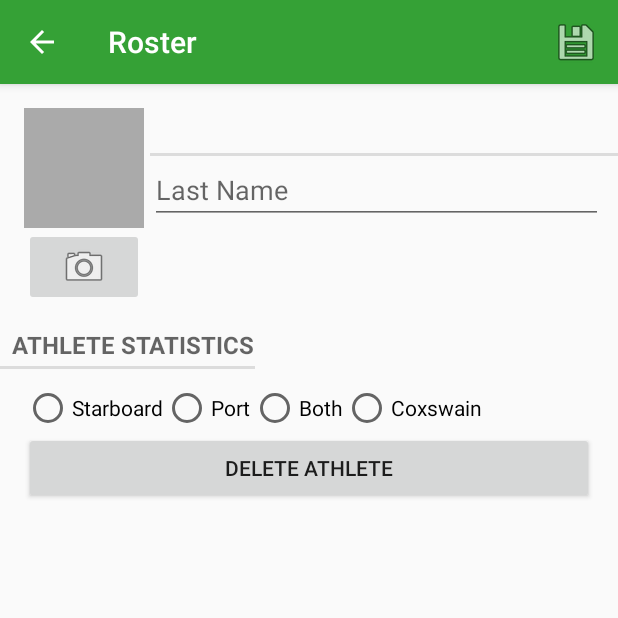
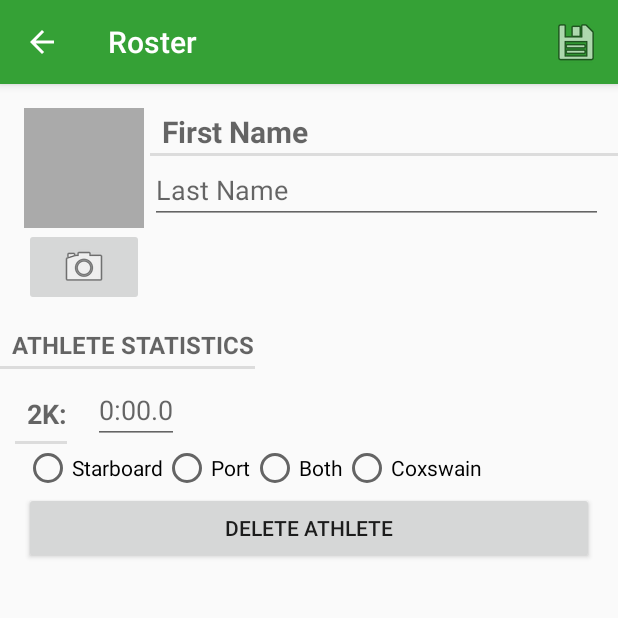
Before and after one commit to ginagr/ThePerfectLineup3.0, an Android app: the screen it shows after launch (AthletePagerActivity), in the options menu, after a tap on "New Athlete", on a phone screen of 412 x 824 dp, the top half of it. Run offline under Robolectric (Android 15) with nearby library versions, the phone set to English and light mode, and no system bars.

Commit message:
add 2k for athletes

```diff
--- a/app/build.gradle
+++ b/app/build.gradle
@@ -32,10 +32,10 @@ dependencies {
     androidTestCompile('com.android.support.test.espresso:espresso-core:2.2.2', {
         exclude group: 'com.android.support', module: 'support-annotations'
     })
-    compile 'com.android.support:appcompat-v7:25.2.0'
+    compile 'com.android.support:appcompat-v7:25.3.1'
     testCompile 'junit:junit:4.12'
-    compile 'com.google.android.gms:play-services-drive:10.2.0'
-    compile 'com.google.android.gms:play-services-auth:10.2.0'
+    compile 'com.google.android.gms:play-services-drive:11.0.4'
+    compile 'com.google.android.gms:play-services-auth:11.0.4'
     compile 'pub.devrel:easypermissions:0.2.1'
     compile('com.google.api-client:google-api-client-android:1.22.0') {
         exclude group: 'org.apache.httpcomponents'
--- a/app/src/main/AndroidManifest.xml
+++ b/app/src/main/AndroidManifest.xml
@@ -4,6 +4,7 @@
 
     <uses-permission android:name="android.permission.READ_EXTERNAL_STORAGE"
                      android:maxSdkVersion="18"/>
+    <uses-permission android:name="android.permission.WRITE_EXTERNAL_STORAGE"/>
 
     <uses-feature android:name="android.hardware.camera"
                   android:required="false"/>
--- a/app/src/main/java/ggr/tpl7/AthleteFragment.java
+++ b/app/src/main/java/ggr/tpl7/AthleteFragment.java
@@ -38,6 +38,8 @@ import java.io.ByteArrayOutputStream;
 import java.io.File;
 import java.io.IOException;
 import java.text.ParseException;
+import java.text.SimpleDateFormat;
+import java.util.Date;
 import java.util.UUID;
 
 import ggr.tpl7.model.Athlete;
@@ -115,18 +117,29 @@ public class AthleteFragment extends Fragment implements View.OnClickListener {
             public void afterTextChanged(Editable s) { }
         });
 
-//        EditText twokField = (EditText) v.findViewById(R.id.twok_fragment_edit_text);
-//        twokField.setText(athlete.getTwokMin() + ":" + athlete.getTwokSec());
-//        twokField.addTextChangedListener(new TextWatcher() {
-//            @Override
-//            public void beforeTextChanged(CharSequence s, int start, int count, int after) { }
-//            @Override
-//            public void onTextChanged(CharSequence s, int start, int before, int count) {
-//                //TODO:set 2k also 6k
-//            }
-//            @Override
-//            public void afterTextChanged(Editable s) { }
-//        });
+        EditText twokField = (EditText) v.findViewById(R.id.twok_fragment_edit_text);
+        SimpleDateFormat sdf = new SimpleDateFormat( "HH:mm.ss" );
+        if(athlete.getTwok() != null){
+            String time = sdf.format(athlete.getTwok().getTime());
+            twokField.setText(time);
+        }
+        twokField.addTextChangedListener(new TextWatcher() {
+            @Override
+            public void beforeTextChanged(CharSequence s, int start, int count, int after) { }
+            @Override
+            public void onTextChanged(CharSequence s, int start, int before, int count) {
+
+                try {
+                    Date date =new SimpleDateFormat("H:mm.ss").parse(s.toString());
+                    athlete.setTwok(date);
+                } catch (ParseException e) {
+                    e.printStackTrace();
+                }
+                //TODO:set 2k also 6k
+            }
+            @Override
+            public void afterTextChanged(Editable s) { }
+        });
 
 //        EditText weightField = (EditText) v.findViewById(R.id.weight_fragment_edit_text);
 //        try {
--- a/app/src/main/java/ggr/tpl7/database/AthleteBaseHelper.java
+++ b/app/src/main/java/ggr/tpl7/database/AthleteBaseHelper.java
@@ -28,8 +28,7 @@ public class AthleteBaseHelper extends SQLiteOpenHelper {
             AthleteTable.Cols.FEET + ", " +
             AthleteTable.Cols.INCHES + ", " +
             AthleteTable.Cols.WEIGHT + ", " +
-            AthleteTable.Cols.TWOKMIN + ", " +
-            AthleteTable.Cols.TWOKSEC + ", " +
+            AthleteTable.Cols.TWOK + ", " +
             AthleteTable.Cols.CONTACT + ", " +
             AthleteTable.Cols.INLINEUP + ", " +
             AthleteTable.Cols.BOATUUID + ", " +
--- a/app/src/main/java/ggr/tpl7/database/AthleteCursorWrapper.java
+++ b/app/src/main/java/ggr/tpl7/database/AthleteCursorWrapper.java
@@ -9,6 +9,8 @@ import java.util.UUID;
 import ggr.tpl7.model.Athlete;
 import ggr.tpl7.database.AthleteDbSchema.AthleteTable;
 import ggr.tpl7.model.AthleteLab;
+
+import static ggr.tpl7.model.AthleteLab.formatStringToDate;
 
 public class AthleteCursorWrapper extends CursorWrapper {
     public AthleteCursorWrapper(Cursor cursor){
@@ -23,8 +25,7 @@ public class AthleteCursorWrapper extends CursorWrapper {
         int feet = getInt(getColumnIndex(AthleteTable.Cols.FEET));
         int inches = getInt(getColumnIndex(AthleteTable.Cols.INCHES));
         int weight = getInt(getColumnIndex(AthleteTable.Cols.WEIGHT));
-        int twokMin = getInt(getColumnIndex(AthleteTable.Cols.TWOKMIN));
-        int twokSec = getInt(getColumnIndex(AthleteTable.Cols.TWOKSEC));
+        String twok = getString(getColumnIndex(AthleteTable.Cols.TWOK));
         String contact = getString(getColumnIndex(AthleteTable.Cols.CONTACT));
         int inLineup = getInt(getColumnIndex(AthleteTable.Cols.INLINEUP));
         String boatuuid = getString(getColumnIndex(AthleteTable.Cols.BOATUUID));
@@ -35,15 +36,12 @@ public class AthleteCursorWrapper extends CursorWrapper {
         athlete.setFeet(feet);
         athlete.setInches(inches);
         athlete.setWeight(weight);
-        athlete.setTwokMin(twokMin);
-        athlete.setTwokSec(twokSec);
+        athlete.setTwok(formatStringToDate(twok));
         athlete.setLinkContact(contact);
         athlete.setInLineup(inLineup != 0);
         athlete.setBoatId(UUID.fromString(boatuuid));
         athlete.setSeat(seat);
 
-        //TODO: change 2k to time instead of ints
-
         return athlete;
 
     }
--- a/app/src/main/java/ggr/tpl7/database/AthleteDbSchema.java
+++ b/app/src/main/java/ggr/tpl7/database/AthleteDbSchema.java
@@ -12,8 +12,7 @@ public class AthleteDbSchema {
             public static final String FEET = "feet";
             public static final String INCHES = "inches";
             public static final String WEIGHT = "weight";
-            public static final String TWOKMIN = "twokMin";
-            public static final String TWOKSEC = "twokSec";
+            public static final String TWOK = "twok";
             public static final String CONTACT = "contact";
             public static final String INLINEUP = "inLineup";
             public static final String BOATUUID = "boatId";
--- a/app/src/main/java/ggr/tpl7/model/Athlete.java
+++ b/app/src/main/java/ggr/tpl7/model/Athlete.java
@@ -1,5 +1,7 @@
 package ggr.tpl7.model;
 
+import java.text.SimpleDateFormat;
+import java.util.Date;
 import java.util.UUID;
 import java.util.regex.Matcher;
 import java.util.regex.Pattern;
@@ -14,8 +16,7 @@ public class Athlete {
     private int feet;
     private int inches;
     private int weight;
-    private int twokMin;
-    private double twokSec; //TODO: change database
+    private Date twok;
     private String linkContact;
     private boolean inLineup = false;
     private UUID boatId;
@@ -25,6 +26,16 @@ public class Athlete {
     public Athlete() {
         id = UUID.randomUUID();
         inLineup = false;
+
+//        SimpleDateFormat ft = new SimpleDateFormat("HH:mm.ss");
+//        Date t;
+//        try {
+//            t = ft.parse("00:00.00");
+//            twok = t;
+//        } catch (Exception e) {
+//            twok = new Date();
+//            e.printStackTrace();
+//        }
     }
 
     public Athlete(UUID id, String firstName, String lastName) {
@@ -33,23 +44,23 @@ public class Athlete {
         this.lastName = lastName;
         position = Position.NONE;
         inLineup = false;
+
     }
 
     public Athlete(String firstName, String lastName, Position position
-    , int feet, int inches, int weight, int twokMin, double twokSec) {
+    , int feet, int inches, int weight, Date twok) {
         this.firstName = firstName;
         this.lastName = lastName;
         this.position = position;
         this.feet = feet;
         this.inches = inches;
         this.weight = weight;
-        this.twokMin = twokMin;
-        this.twokSec = twokSec;
+        this.twok = twok;
         id = UUID.randomUUID();
         inLineup = false;
     }
 
-    public String[] getPhotoFilenames() {
+    String[] getPhotoFilenames() {
         String[] photoFilenames = new String[MAXPHOTOS];
 
         for (int n = 0; n < MAXPHOTOS; n++) {
@@ -118,7 +129,7 @@ public class Athlete {
         this.position = position;
     }
 
-    public int getFeet() {
+    int getFeet() {
         return feet;
     }
 
@@ -126,7 +137,7 @@ public class Athlete {
         this.feet = feet;
     }
 
-    public int getInches() {
+    int getInches() {
         return inches;
     }
 
@@ -134,7 +145,7 @@ public class Athlete {
         this.inches = inches;
     }
 
-    public int getWeight() {
+    int getWeight() {
         return weight;
     }
 
@@ -142,23 +153,18 @@ public class Athlete {
         this.weight = weight;
     }
 
-    public int getTwokMin() {
-        return twokMin;
+    public Date getTwok() {
+        if (twok == null){
+            return null;
+        }
+        return twok;
     }
 
-    public void setTwokMin(int twokMin) {
-        this.twokMin = twokMin;
+    public void setTwok(Date twok) {
+        this.twok = twok;
     }
 
-    public double getTwokSec() {
-        return twokSec;
-    }
-
-    public void setTwokSec(double twokSec) {
-        this.twokSec = twokSec;
-    }
-
-    public String getLinkContact() {
+    String getLinkContact() {
         return linkContact;
     }
 
--- a/app/src/main/java/ggr/tpl7/model/AthleteLab.java
+++ b/app/src/main/java/ggr/tpl7/model/AthleteLab.java
@@ -8,16 +8,14 @@ import android.os.Environment;
 import android.util.Log;
 
 import ggr.tpl7.database.AthleteBaseHelper;
-import ggr.tpl7.database.AthleteBoatDbSchema;
 import ggr.tpl7.database.AthleteCursorWrapper;
 import ggr.tpl7.database.AthleteDbSchema.AthleteTable;
-import ggr.tpl7.database.BoatDbSchema.BoatTable;
-import ggr.tpl7.database.AthleteBoatDbSchema.AthleteBoatTable;
-import ggr.tpl7.database.BoatDbSchema;
 
 import java.io.File;
 import java.text.ParseException;
+import java.text.SimpleDateFormat;
 import java.util.ArrayList;
+import java.util.Date;
 import java.util.List;
 import java.util.UUID;
 
@@ -58,7 +56,7 @@ public class AthleteLab {
                 athlete.add(cursor.getAthlete());
             } catch (ParseException e) {
                 Log.e("AthleteLab", "Could not get list of athletes");
-                return new ArrayList<Athlete>();
+                return new ArrayList<>();
             }
             cursor.moveToNext();
         }
@@ -68,13 +66,12 @@ public class AthleteLab {
     }
 
     public Athlete getAthlete(UUID id){
-        AthleteCursorWrapper cursor = queryAthlete(
+
+        try (AthleteCursorWrapper cursor = queryAthlete(
                 AthleteTable.Cols.UUID + " = ?",
-                new String[] { id.toString() },
+                new String[]{id.toString()},
                 null
-        );
-
-        try {
+        )) {
             if (cursor.getCount() == 0) {
                 Log.e("AthleteLab", "Could not find athlete with id " + id);
                 return new Athlete();
@@ -86,8 +83,6 @@ public class AthleteLab {
             Log.e("AthleteLab", "Could not find athlete with id: " + id);
             e.printStackTrace();
             return new Athlete();
-        } finally {
-            cursor.close();
         }
     }
 
@@ -128,8 +123,7 @@ public class AthleteLab {
         values.put(AthleteTable.Cols.FEET, athlete.getFeet());
         values.put(AthleteTable.Cols.INCHES, athlete.getInches());
         values.put(AthleteTable.Cols.WEIGHT, athlete.getWeight());
-        values.put(AthleteTable.Cols.TWOKMIN, athlete.getTwokMin());
-        values.put(AthleteTable.Cols.TWOKSEC, athlete.getTwokSec());
+        values.put(AthleteTable.Cols.TWOK, formatDateToString(athlete.getTwok()));
         values.put(AthleteTable.Cols.CONTACT, athlete.getLinkContact());
         values.put(AthleteTable.Cols.INLINEUP, athlete.getInLineup());
         values.put(AthleteTable.Cols.BOATUUID, athlete.getBoatId().toString());
@@ -156,7 +150,7 @@ public class AthleteLab {
     public void deleteAthlete(UUID id){
         Athlete athlete  = getAthlete(id);
         String sid = id.toString();
-        String whereClause = "_id" + "=?";
+       // String whereClause = "_id" + "=?";
         Log.d("", "Delete " + athlete.getFirstName());
         database.delete(AthleteTable.NAME, AthleteTable.Cols.UUID + " = ?", new String[]{sid});
     }
@@ -170,7 +164,7 @@ public class AthleteLab {
     }
 
     public List<Athlete> getAthletesByBoat(UUID boatID){
-        List<Athlete> athletes = new ArrayList<>();
+        List<Athlete> athletes;
         List<Athlete> boatAthletes = new ArrayList<>();
         Log.e("AthleteLab", "Getting athletes from boat " + boatID);
 
@@ -184,16 +178,43 @@ public class AthleteLab {
     }
 
     public static Position toPosition(String pos){
-        if(pos.equals("Coxswain")){
-            return Position.COXSWAIN;
-        } else if(pos.equals("Both")){
-            return Position.BOTH;
-        } else if(pos.equals("Port")){
-            return Position.PORT;
-        } else if(pos.equals("Starboard")){
-            return Position.STARBOARD;
-        } else {
-            return Position.NONE;
+        switch (pos) {
+            case "Coxswain":
+                return Position.COXSWAIN;
+            case "Both":
+                return Position.BOTH;
+            case "Port":
+                return Position.PORT;
+            case "Starboard":
+                return Position.STARBOARD;
+            default:
+                return Position.NONE;
+        }
+    }
+
+    public static Date formatStringToDate(String date){
+        if(date == null || date.isEmpty()){
+            return null;
+        }
+        try {
+            return new SimpleDateFormat("H:mm.ss").parse(date);
+        } catch (ParseException e) {
+            e.printStackTrace();
+            return null;
+        }
+    }
+
+    private static String formatDateToString(Date date){
+        if(date == null){
+            return "";
+        }
+
+        SimpleDateFormat ft = new SimpleDateFormat("H:mm.ss");
+        try {
+            return ft.format("0:00.00");
+
+        } catch (Exception e) {
+           return "";
         }
     }
 
--- a/app/src/main/res/layout/fragment_athlete.xml
+++ b/app/src/main/res/layout/fragment_athlete.xml
@@ -1,31 +1,23 @@
 <?xml version="1.0" encoding="utf-8"?>
 <LinearLayout xmlns:android="http://schemas.android.com/apk/res/android"
-              xmlns:app="http://schemas.android.com/apk/res-auto"
     android:orientation="vertical"
     android:layout_width="match_parent"
     android:layout_height="match_parent">
-
-    <ScrollView
-        android:layout_width="match_parent"
-        android:layout_height="match_parent">
-
     <LinearLayout
         android:layout_width="match_parent"
         android:layout_height="wrap_content"
         android:orientation="vertical">
 
-        <include layout="@layout/view_camera_and_title"
-                 android:layout_width="match_parent"
-                 />
+        <include layout="@layout/view_camera_and_title" />
 
         <TextView
+            style="?android:listSeparatorTextViewStyle"
             android:layout_width="wrap_content"
             android:layout_height="wrap_content"
+            android:layout_marginBottom="10dp"
+            android:layout_marginTop="10dp"
             android:text="@string/athlete_statistics"
-            style="?android:listSeparatorTextViewStyle"
-            android:layout_marginTop="10dp"
-            android:layout_marginBottom="10dp"
-            android:textSize="16sp"/>
+            android:textSize="16sp" />
 
         <LinearLayout
             android:layout_width="match_parent"
@@ -36,15 +28,15 @@
                 android:id="@+id/left_text_view_fragment"
                 android:layout_width="wrap_content"
                 android:layout_height="wrap_content"
-            android:orientation="vertical"
-            android:layout_marginLeft="10sp">
+                android:layout_marginStart="10sp"
+                android:orientation="vertical">
 
-                <!--<TextView-->
-                    <!--android:layout_width="wrap_content"-->
-                    <!--android:text="@string/_2k_"-->
-                    <!--style="?android:listSeparatorTextViewStyle"-->
-                    <!--android:textSize="18sp"-->
-                    <!--android:layout_height="40dp"/>-->
+                <TextView
+                    style="?android:listSeparatorTextViewStyle"
+                    android:layout_width="wrap_content"
+                    android:layout_height="40dp"
+                    android:text="@string/_2k_"
+                    android:textSize="18sp" />
                 <!--<TextView-->
                 <!--android:layout_width="wrap_content"-->
                 <!--android:layout_height="40dp"-->
@@ -68,16 +60,15 @@
             <LinearLayout
                 android:layout_width="wrap_content"
                 android:layout_height="wrap_content"
-            android:orientation="vertical"
-            android:layout_marginLeft="17sp">
+                android:layout_marginStart="17sp"
+                android:orientation="vertical">
 
-            <!--<EditText-->
-                <!--android:id="@+id/twok_fragment_edit_text"-->
-                <!--android:layout_width="match_parent"-->
-                <!--android:layout_height="40dp"-->
-                <!--android:hint="0:00.0"-->
-                <!--android:inputType="time"-->
-                <!--/>-->
+                <EditText
+                    android:id="@+id/twok_fragment_edit_text"
+                    android:layout_width="match_parent"
+                    android:layout_height="40dp"
+                    android:hint="@string/_0_00_0"
+                    android:inputType="time" />
                 <!--<EditText-->
                 <!--android:id="@+id/sixk_fragment_edit_text"-->
                 <!--android:layout_width="match_parent"-->
@@ -111,22 +102,25 @@
                 android:id="@+id/starboard_radio"
                 android:layout_width="wrap_content"
                 android:layout_height="wrap_content"
-                android:text="@string/starboard"/>
+                android:text="@string/starboard" />
+
             <RadioButton
                 android:id="@+id/port_radio"
                 android:layout_width="wrap_content"
                 android:layout_height="wrap_content"
-                android:text="@string/port"/>
+                android:text="@string/port" />
+
             <RadioButton
                 android:id="@+id/both_radio"
                 android:layout_width="wrap_content"
                 android:layout_height="wrap_content"
-                android:text="@string/both"/>
+                android:text="@string/both" />
+
             <RadioButton
                 android:id="@+id/cox_radio"
                 android:layout_width="wrap_content"
                 android:layout_height="wrap_content"
-                android:text="@string/coxswain"/>
+                android:text="@string/coxswain" />
         </RadioGroup>
 
         <!--<Button-->
@@ -146,5 +140,4 @@
             android:text="@string/delete_athlete" />
 
     </LinearLayout>
-    </ScrollView>
 </LinearLayout>
--- a/app/src/main/res/layout/view_camera_and_title.xml
+++ b/app/src/main/res/layout/view_camera_and_title.xml
@@ -2,28 +2,30 @@
 <LinearLayout xmlns:android="http://schemas.android.com/apk/res/android"
     android:layout_width="match_parent"
     android:layout_height="wrap_content"
-              android:layout_marginLeft="16dp"
-              android:layout_marginTop="16dp">
+    android:layout_marginStart="16dp"
+    android:layout_marginTop="16dp"
+    android:baselineAligned="false">
     <LinearLayout
         android:layout_width="wrap_content"
         android:layout_height="wrap_content"
         android:orientation="vertical"
-        android:layout_marginRight="4dp">
+        android:layout_marginEnd="4dp">
 
         <ImageView android:id="@+id/athlete_photo"
             android:layout_width="80dp"
             android:layout_height="80dp"
             android:scaleType="centerInside"
             android:background="@android:color/darker_gray"
-                   android:cropToPadding="true"/>
+            android:cropToPadding="true"
+            android:contentDescription="@string/athlete_image" />
         <ImageButton android:id="@+id/athlete_camera"
             android:layout_width="match_parent"
             android:layout_height="wrap_content"
             android:src="@android:drawable/ic_menu_camera"
-            />
+            android:contentDescription="@string/athlete_image" />
     </LinearLayout>
     <LinearLayout
-        android:layout_width="wrap_content"
+        android:layout_width="0dp"
         android:layout_height="wrap_content"
         android:orientation="vertical"
         android:layout_weight="1"
@@ -32,7 +34,7 @@
             android:id="@+id/athlete_first_name"
             android:layout_width="match_parent"
             android:layout_height="wrap_content"
-            android:text="@string/name"
+            android:hint="@string/name"
             style="?android:listSeparatorTextViewStyle"
             android:textSize="20sp"
             android:inputType="textCapWords"/>
@@ -40,7 +42,7 @@
         <EditText android:id="@+id/athlete_last_name"
             android:layout_width="match_parent"
             android:layout_height="wrap_content"
-                  android:layout_marginRight="10dp"
+            android:layout_marginEnd="10dp"
             android:hint="@string/last_name"
             android:inputType="textCapWords"/>
     </LinearLayout>
--- a/app/src/main/res/values/strings.xml
+++ b/app/src/main/res/values/strings.xml
@@ -36,6 +36,8 @@
     <string name="delete_boat">Delete Boat</string>
     <string name="msg_errorretrieval">Error while retrieving files</string>
     <string name="msg_noresults">No Results</string>
+    <string name="_0_00_0">0:00.0</string>
+    <string name="athlete_image">athlete image</string>
     <string-array name="boat_size_array">
         <item>8+</item>
         <item>4+</item>
--- a/build.gradle
+++ b/build.gradle
@@ -5,7 +5,7 @@ buildscript {
         jcenter()
     }
     dependencies {
-        classpath 'com.android.tools.build:gradle:2.3.0'
+        classpath 'com.android.tools.build:gradle:2.3.3'
 
         // NOTE: Do not place your application dependencies here; they belong
         // in the individual module build.gradle files
```
Lines whose indentation alone changed are shown as unchanged.
